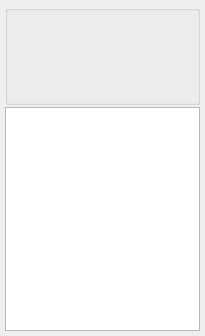
First picture: the form in rbhusUI/lib/qt5/folderManager/mediaThumbz.ui, repository aumanimationstudios/rbhus, before the edit.
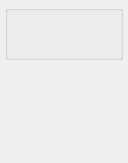
Second picture: the form after the edit.

What changed in the file:
```diff
--- a/rbhusUI/lib/qt5/folderManager/mediaThumbz.ui
+++ b/rbhusUI/lib/qt5/folderManager/mediaThumbz.ui
@@ -1,13 +1,16 @@
 <?xml version="1.0" encoding="UTF-8"?>
 <ui version="4.0">
- <class>Form</class>
- <widget class="QWidget" name="Form">
+ <class>mainWidget</class>
+ <widget class="QWidget" name="mainWidget">
+  <property name="enabled">
+   <bool>false</bool>
+  </property>
   <property name="geometry">
    <rect>
     <x>0</x>
     <y>0</y>
-    <width>205</width>
-    <height>336</height>
+    <width>128</width>
+    <height>163</height>
    </rect>
   </property>
   <property name="sizePolicy">
@@ -24,7 +27,7 @@
   </property>
   <layout class="QVBoxLayout" name="verticalLayout" stretch="0,1">
    <property name="spacing">
-    <number>2</number>
+    <number>1</number>
    </property>
    <property name="leftMargin">
     <number>5</number>
@@ -46,12 +49,6 @@
        <verstretch>0</verstretch>
       </sizepolicy>
      </property>
-     <property name="minimumSize">
-      <size>
-       <width>100</width>
-       <height>100</height>
-      </size>
-     </property>
      <property name="title">
       <string/>
      </property>
@@ -142,7 +139,7 @@
    <item>
     <widget class="QTextEdit" name="labelImageName">
      <property name="enabled">
-      <bool>true</bool>
+      <bool>false</bool>
      </property>
      <property name="sizePolicy">
       <sizepolicy hsizetype="Preferred" vsizetype="MinimumExpanding">
@@ -153,6 +150,15 @@
      <property name="focusPolicy">
       <enum>Qt::NoFocus</enum>
      </property>
+     <property name="acceptDrops">
+      <bool>false</bool>
+     </property>
+     <property name="autoFillBackground">
+      <bool>false</bool>
+     </property>
+     <property name="frameShape">
+      <enum>QFrame::NoFrame</enum>
+     </property>
      <property name="frameShadow">
       <enum>QFrame::Plain</enum>
      </property>
@@ -162,6 +168,13 @@
      <property name="lineWrapMode">
       <enum>QTextEdit::WidgetWidth</enum>
      </property>
+     <property name="html">
+      <string>&lt;!DOCTYPE HTML PUBLIC &quot;-//W3C//DTD HTML 4.0//EN&quot; &quot;http://www.w3.org/TR/REC-html40/strict.dtd&quot;&gt;
+&lt;html&gt;&lt;head&gt;&lt;meta name=&quot;qrichtext&quot; content=&quot;1&quot; /&gt;&lt;style type=&quot;text/css&quot;&gt;
+p, li { white-space: pre-wrap; }
+&lt;/style&gt;&lt;/head&gt;&lt;body style=&quot; font-family:'Noto Sans'; font-size:10pt; font-weight:400; font-style:normal;&quot;&gt;
+&lt;p style=&quot;-qt-paragraph-type:empty; margin-top:0px; margin-bottom:0px; margin-left:0px; margin-right:0px; -qt-block-indent:0; text-indent:0px;&quot;&gt;&lt;br /&gt;&lt;/p&gt;&lt;/body&gt;&lt;/html&gt;</string>
+     </property>
      <property name="acceptRichText">
       <bool>false</bool>
      </property>
```
Left out of the diff: 5 changed lines with no effect on the pictures.
